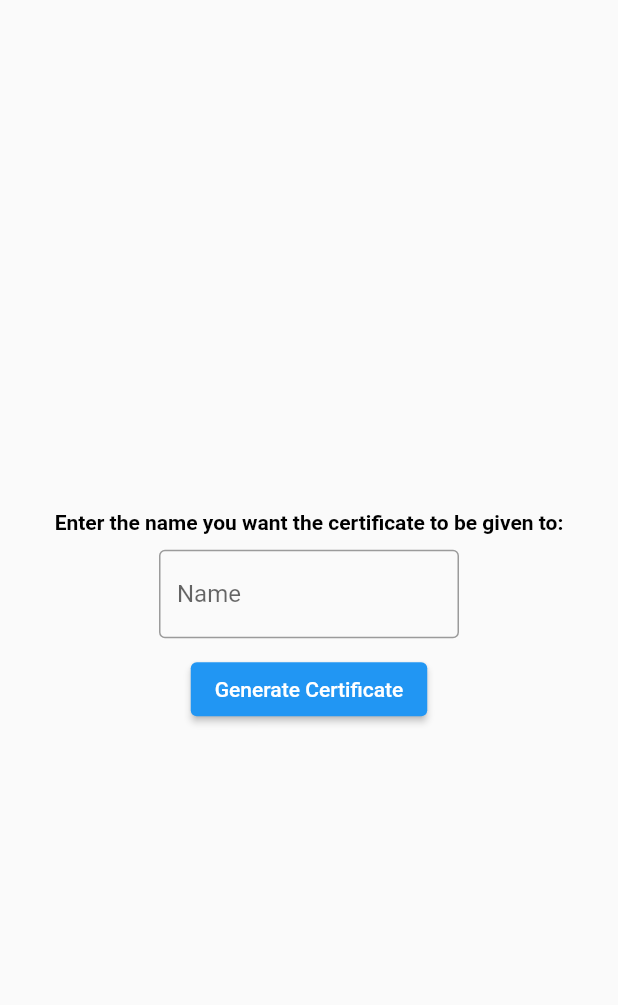
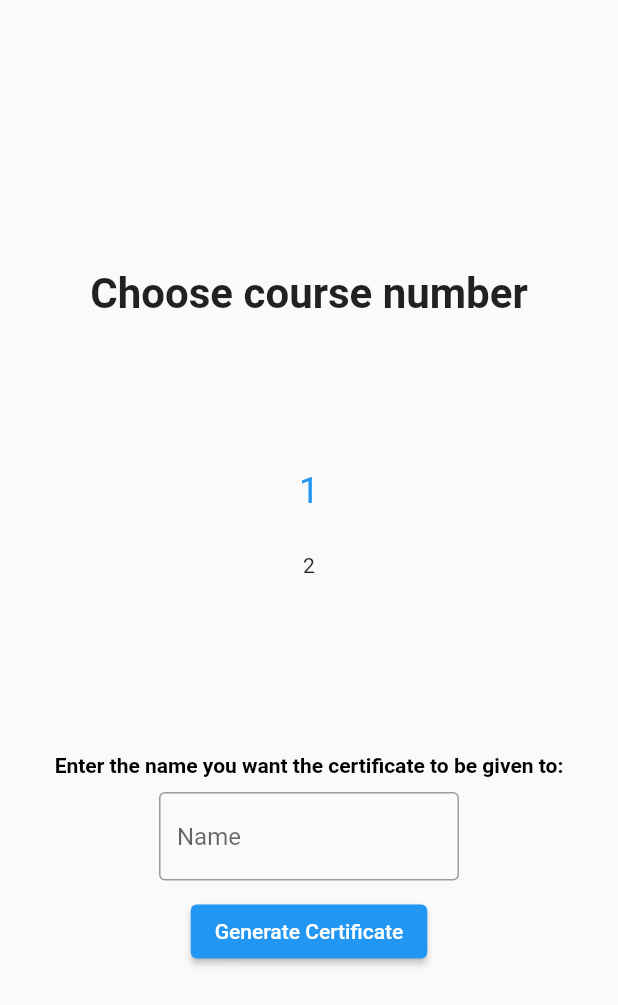
Before and after one commit to mohamedlecter/course_project, a Flutter app: the CoursesScreen screen opened directly, after a tap on the "task" icon, on a phone screen of 412 x 824 dp. Shown: the top 1005 px of the screen. Run offline on Flutter 3.47's test engine with Material 2 defaults, Android fonts, the light colour scheme and no system bars; drawn by our look-alikes of numberpicker; our stand-ins replace flutter_rating_bar, image_picker, sqflite; accounts and stored records are empty.

Commit message:
add course name to the cerrificate

```diff
--- a/lib/screens/certificate_screen.dart
+++ b/lib/screens/certificate_screen.dart
@@ -1,6 +1,7 @@
 import 'package:course_project/component/component.dart';
 import 'package:flutter/material.dart';
 import 'package:flutter/src/widgets/framework.dart';
+import 'package:numberpicker/numberpicker.dart';
 
 class CertificateScreen extends StatefulWidget {
   @override
@@ -12,6 +13,7 @@ class _CertificateScreenState extends State<CertificateScreen> {
   int maxvalue = courses.length;
   TextEditingController nameController = TextEditingController();
   bool showCertificate = false;
+  late String courseName = '';
 
   @override
   Widget build(BuildContext context) {
@@ -24,11 +26,25 @@ class _CertificateScreenState extends State<CertificateScreen> {
                       "assets/images/2.png"), // Your certificate template image
                   Positioned(
                     top:
-                        120, // Adjust the position according to your certificate template
+                        125, // Adjust the position of the user name on the certificate
                     left:
-                        170, // Adjust the position according to your certificate template
+                        180, // Adjust the position of the user name on the certificate
                     child: Text(
                       nameController.text,
+                      style: const TextStyle(
+                        fontSize: 14,
+                        fontWeight: FontWeight.bold,
+                        color: Colors.black,
+                      ),
+                    ),
+                  ),
+                  Positioned(
+                    top:
+                        150, // Adjust the position according to your certificate template
+                    left:
+                        130, // Adjust the position according to your certificate template
+                    child: Text(
+                      courseName,
                       style: const TextStyle(
                         fontSize: 14,
                         fontWeight: FontWeight.bold,
@@ -41,6 +57,25 @@ class _CertificateScreenState extends State<CertificateScreen> {
             : Column(
                 mainAxisAlignment: MainAxisAlignment.center,
                 children: [
+                  const Text(
+                    "Choose course number",
+                    style: TextStyle(
+                      fontSize: 28,
+                      fontWeight: FontWeight.bold,
+                    ),
+                  ),
+                  const SizedBox(
+                    height: 40,
+                  ),
+                  NumberPicker(
+                    value: currentValue,
+                    minValue: 1,
+                    maxValue: maxvalue,
+                    onChanged: (value) => setState(() => currentValue = value),
+                  ),
+                  const SizedBox(
+                    height: 100,
+                  ),
                   const Text(
                     "Enter the name you want the certificate to be given to:",
                     style: TextStyle(
@@ -64,6 +99,7 @@ class _CertificateScreenState extends State<CertificateScreen> {
                   ElevatedButton(
                     onPressed: () {
                       setState(() {
+                        courseName = courses[currentValue - 1].text;
                         showCertificate = true;
                       });
                     },
```
Also changed, not shown: lib/screens/delete_courses.dart (+0 -13 lines).
